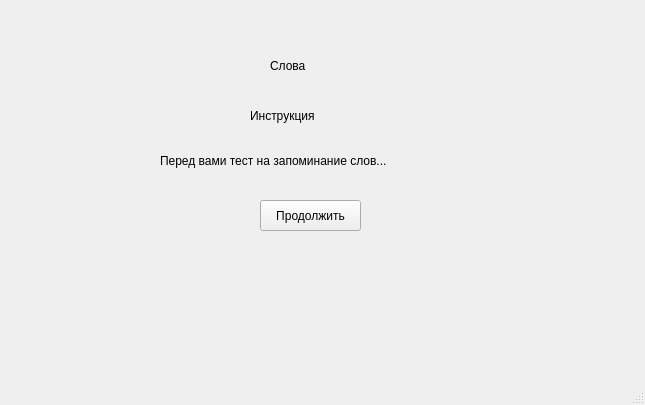
aizXc901/FocusTest, file templates/words_instruct_win.ui: the form before one commit.
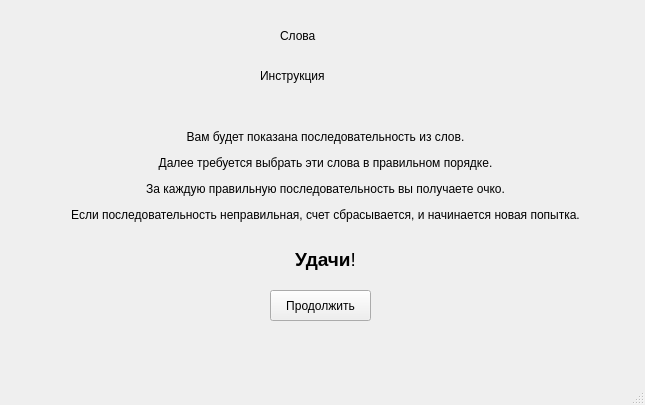
The form after the commit.

Diff of the .ui file:
```diff
--- a/templates/words_instruct_win.ui
+++ b/templates/words_instruct_win.ui
@@ -14,43 +14,11 @@
    <string>MainWindow</string>
   </property>
   <widget class="QWidget" name="centralwidget">
-   <widget class="QLabel" name="label">
-    <property name="geometry">
-     <rect>
-      <x>270</x>
-      <y>40</y>
-      <width>81</width>
-      <height>51</height>
-     </rect>
-    </property>
-    <property name="styleSheet">
-     <string notr="true">font: 20pt &quot;MS Shell Dlg 2&quot;;</string>
-    </property>
-    <property name="text">
-     <string>Слова</string>
-    </property>
-   </widget>
-   <widget class="QLabel" name="label_2">
-    <property name="geometry">
-     <rect>
-      <x>160</x>
-      <y>120</y>
-      <width>341</width>
-      <height>81</height>
-     </rect>
-    </property>
-    <property name="styleSheet">
-     <string notr="true">font: 13pt &quot;MS Shell Dlg 2&quot;;</string>
-    </property>
-    <property name="text">
-     <string>Перед вами тест на запоминание слов... </string>
-    </property>
-   </widget>
    <widget class="QLabel" name="label_3">
     <property name="geometry">
      <rect>
-      <x>250</x>
-      <y>100</y>
+      <x>260</x>
+      <y>60</y>
       <width>121</width>
       <height>31</height>
      </rect>
@@ -65,8 +33,8 @@
    <widget class="QPushButton" name="continue_wordsButton">
     <property name="geometry">
      <rect>
-      <x>260</x>
-      <y>200</y>
+      <x>270</x>
+      <y>290</y>
       <width>101</width>
       <height>31</height>
      </rect>
@@ -78,6 +46,38 @@
      <string>Продолжить</string>
     </property>
    </widget>
+   <widget class="QLabel" name="label_2">
+    <property name="geometry">
+     <rect>
+      <x>-30</x>
+      <y>100</y>
+      <width>711</width>
+      <height>201</height>
+     </rect>
+    </property>
+    <property name="styleSheet">
+     <string notr="true">font: 10pt &quot;MS Shell Dlg 2&quot;;</string>
+    </property>
+    <property name="text">
+     <string>&lt;html&gt;&lt;head/&gt;&lt;body&gt;&lt;p align=&quot;center&quot;&gt;Вам будет показана последовательность из слов.&lt;/p&gt;&lt;p align=&quot;center&quot;&gt;Далее требуется выбрать эти слова в правильном порядке.&lt;/p&gt;&lt;p align=&quot;center&quot;&gt;За каждую правильную последовательность вы получаете очко.&lt;/p&gt;&lt;p align=&quot;center&quot;&gt;Если последовательность неправильная, счет сбрасывается, и начинается новая попытка.&lt;br/&gt;&lt;/p&gt;&lt;p align=&quot;center&quot;&gt;&lt;span style=&quot; font-size:14pt; font-weight:600;&quot;&gt;Удачи&lt;/span&gt;&lt;span style=&quot; font-size:14pt;&quot;&gt;!&lt;/span&gt;&lt;/p&gt;&lt;/body&gt;&lt;/html&gt;</string>
+    </property>
+   </widget>
+   <widget class="QLabel" name="label">
+    <property name="geometry">
+     <rect>
+      <x>280</x>
+      <y>10</y>
+      <width>81</width>
+      <height>51</height>
+     </rect>
+    </property>
+    <property name="styleSheet">
+     <string notr="true">font: 20pt &quot;MS Shell Dlg 2&quot;;</string>
+    </property>
+    <property name="text">
+     <string>Слова</string>
+    </property>
+   </widget>
   </widget>
   <widget class="QStatusBar" name="statusbar"/>
  </widget>
```
Left out of the diff: 2 changed lines with no effect on the pictures.
